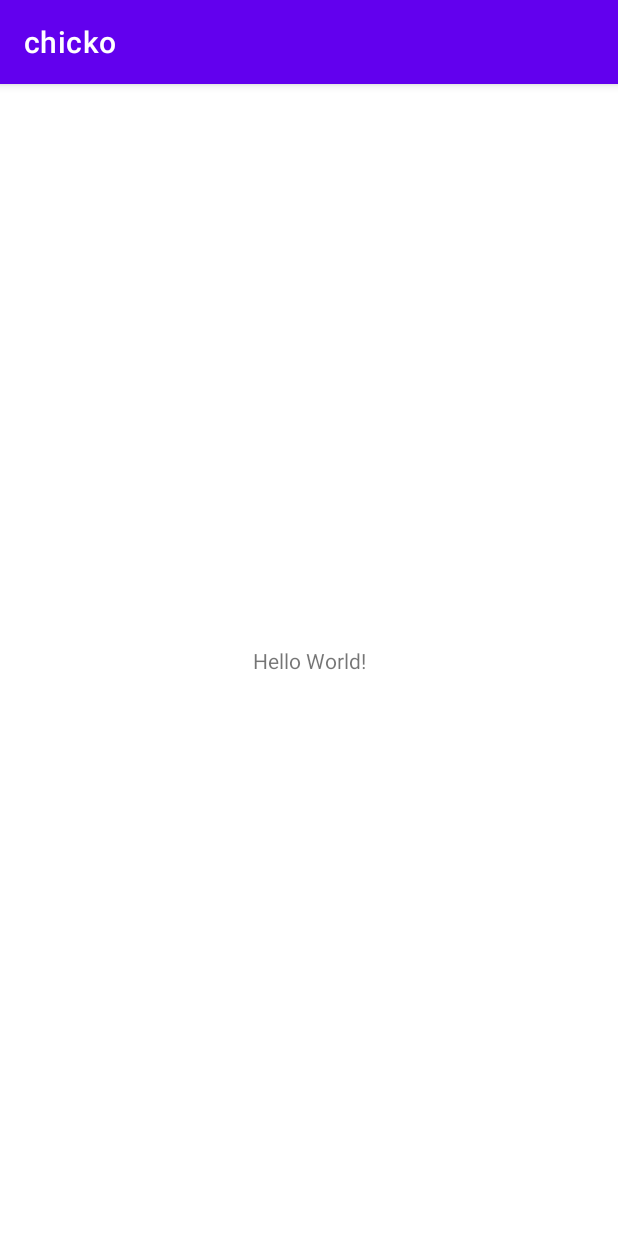
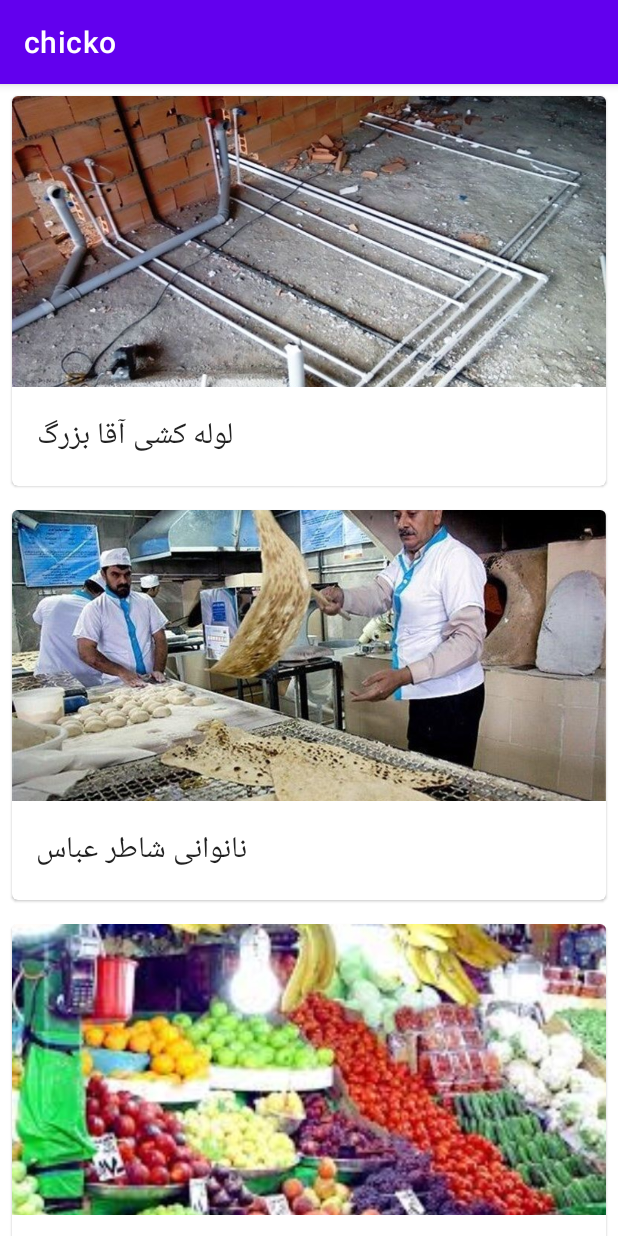
Before and after one commit to AliNazariii/chicko, an Android app: the screen it shows after launch (MainActivity), on a phone screen of 412 x 824 dp. Run offline under Robolectric (Android 15) with nearby library versions, the light colour scheme and no system bars.

Commit message:
feat: add provider items list

```diff
--- a/app/build.gradle
+++ b/app/build.gradle
@@ -37,6 +37,7 @@ dependencies {
     implementation 'androidx.appcompat:appcompat:1.3.1'
     implementation 'com.google.android.material:material:1.4.0'
     implementation 'androidx.constraintlayout:constraintlayout:2.1.1'
+    implementation 'androidx.recyclerview:recyclerview:1.2.0'
     testImplementation 'junit:junit:4.+'
     androidTestImplementation 'androidx.test.ext:junit:1.1.3'
     androidTestImplementation 'androidx.test.espresso:espresso-core:3.4.0'
--- a/app/src/main/java/com/example/chicko/MainActivity.kt
+++ b/app/src/main/java/com/example/chicko/MainActivity.kt
@@ -2,10 +2,23 @@ package com.example.chicko
 
 import androidx.appcompat.app.AppCompatActivity
 import android.os.Bundle
+import androidx.recyclerview.widget.RecyclerView
+import com.example.chicko.adapter.ProviderItemAdapter
+import com.example.chicko.data.ProviderItemsDataSource
 
 class MainActivity : AppCompatActivity() {
     override fun onCreate(savedInstanceState: Bundle?) {
         super.onCreate(savedInstanceState)
         setContentView(R.layout.activity_main)
+
+        // Initialize data.
+        val myDataset = ProviderItemsDataSource().loadProviderItems()
+
+        val recyclerView = findViewById<RecyclerView>(R.id.recycler_view)
+        recyclerView.adapter = ProviderItemAdapter(this, myDataset)
+
+        // Use this setting to improve performance if you know that changes
+        // in content do not change the layout size of the RecyclerView
+        recyclerView.setHasFixedSize(true)
     }
 }
--- /dev/null
+++ b/app/src/main/java/com/example/chicko/adapter/ProviderItemAdapter.kt
@@ -0,0 +1,51 @@
+package com.example.chicko.adapter
+
+import android.content.Context
+import android.view.LayoutInflater
+import android.view.View
+import android.view.ViewGroup
+import android.widget.ImageView
+import android.widget.TextView
+import androidx.recyclerview.widget.RecyclerView
+import com.example.chicko.R
+import com.example.chicko.model.ProviderItem
+
+class ProviderItemAdapter(
+    private val context: Context,
+    private val dataset: List<ProviderItem>
+): RecyclerView.Adapter<ProviderItemAdapter.ProviderItemViewHolder>() {
+
+    // Provide a reference to the views for each data item
+    // Complex data items may need more than one view per item, and
+    // you provide access to all the views for a data item in a view holder.
+    // Each data item is just an ProviderItem object.
+    class ProviderItemViewHolder(private val view: View): RecyclerView.ViewHolder(view) {
+        val textView: TextView = view.findViewById(R.id.item_title)
+        val imageView: ImageView = view.findViewById(R.id.item_image)
+    }
+
+    /**
+     * Create new views (invoked by the layout manager)
+     */
+    override fun onCreateViewHolder(parent: ViewGroup, viewType: Int): ProviderItemViewHolder {
+        // create a new view
+        val adapterLayout = LayoutInflater.from(parent.context)
+            .inflate(R.layout.provider_items_list, parent, false)
+
+        return ProviderItemViewHolder(adapterLayout)
+    }
+
+    /**
+     * Replace the contents of a view (invoked by the layout manager)
+     */
+    override fun onBindViewHolder(holder: ProviderItemViewHolder, position: Int) {
+        val item = dataset[position]
+        holder.textView.text = context.resources.getString(item.titleRId)
+        holder.imageView.setImageResource(item.BannerRid)
+    }
+
+    /**
+     * Return the size of your dataset (invoked by the layout manager)
+     */
+    override fun getItemCount() = dataset.size
+}
--- /dev/null
+++ b/app/src/main/java/com/example/chicko/data/ProviderItemsDataSource.kt
@@ -0,0 +1,17 @@
+package com.example.chicko.data
+
+import com.example.chicko.R
+import com.example.chicko.model.ProviderItem
+
+class ProviderItemsDataSource {
+
+    fun loadProviderItems(): List<ProviderItem> {
+        return listOf<ProviderItem>(
+            ProviderItem(R.string.title_provider1, R.drawable.banner_provider1),
+            ProviderItem(R.string.title_provider2, R.drawable.banner_provider2),
+            ProviderItem(R.string.title_provider3, R.drawable.banner_provider3),
+            ProviderItem(R.string.title_provider4, R.drawable.banner_provider4),
+            ProviderItem(R.string.title_provider5, R.drawable.banner_provider5),
+        )
+    }
+}
--- /dev/null
+++ b/app/src/main/java/com/example/chicko/model/ProviderItem.kt
@@ -0,0 +1,9 @@
+package com.example.chicko.model
+
+import androidx.annotation.DrawableRes
+import androidx.annotation.StringRes
+
+data class ProviderItem (
+    @StringRes val titleRId: Int,
+    @DrawableRes val BannerRid: Int
+)
--- a/app/src/main/res/layout/activity_main.xml
+++ b/app/src/main/res/layout/activity_main.xml
@@ -1,18 +1,16 @@
 <?xml version="1.0" encoding="utf-8"?>
-<androidx.constraintlayout.widget.ConstraintLayout xmlns:android="http://schemas.android.com/apk/res/android"
+<FrameLayout xmlns:android="http://schemas.android.com/apk/res/android"
     xmlns:app="http://schemas.android.com/apk/res-auto"
     xmlns:tools="http://schemas.android.com/tools"
     android:layout_width="match_parent"
     android:layout_height="match_parent"
     tools:context=".MainActivity">
 
-    <TextView
-        android:layout_width="wrap_content"
-        android:layout_height="wrap_content"
-        android:text="Hello World!"
-        app:layout_constraintBottom_toBottomOf="parent"
-        app:layout_constraintLeft_toLeftOf="parent"
-        app:layout_constraintRight_toRightOf="parent"
-        app:layout_constraintTop_toTopOf="parent" />
+    <androidx.recyclerview.widget.RecyclerView
+        android:id="@+id/recycler_view"
+        android:layout_width="match_parent"
+        android:layout_height="match_parent"
+        android:scrollbars="vertical"
+        app:layoutManager="LinearLayoutManager" />
 
-</androidx.constraintlayout.widget.ConstraintLayout>
+</FrameLayout>
--- /dev/null
+++ b/app/src/main/res/layout/provider_items_list.xml
@@ -0,0 +1,28 @@
+<?xml version="1.0" encoding="utf-8"?>
+<com.google.android.material.card.MaterialCardView xmlns:android="http://schemas.android.com/apk/res/android"
+    android:layout_width="match_parent"
+    android:layout_height="wrap_content"
+    android:layout_margin="8dp">
+
+    <LinearLayout
+        android:layout_width="match_parent"
+        android:layout_height="wrap_content"
+        android:orientation="vertical">
+
+        <ImageView
+            android:id="@+id/item_image"
+            android:layout_width="match_parent"
+            android:layout_height="194dp"
+            android:importantForAccessibility="no"
+            android:scaleType="centerCrop" />
+
+        <TextView
+            android:id="@+id/item_title"
+            android:layout_width="wrap_content"
+            android:layout_height="wrap_content"
+            android:padding="16dp"
+            android:textAppearance="?attr/textAppearanceHeadline6" />
+
+    </LinearLayout>
+
+</com.google.android.material.card.MaterialCardView>
--- a/app/src/main/res/values/strings.xml
+++ b/app/src/main/res/values/strings.xml
@@ -1,3 +1,8 @@
 <resources>
     <string name="app_name">chicko</string>
+    <string name="title_provider1">لوله کشی آقا بزرگ</string>
+    <string name="title_provider2">نانوانی شاطر عباس</string>
+    <string name="title_provider3">میوه‌فروشی سید</string>
+    <string name="title_provider4">تعمیرات لپ‌تاپ منچستر</string>
+    <string name="title_provider5">نظافت ساختمان با دانا</string>
 </resources>
```
Also changed, not shown: app/src/main/res/drawable/banner_provider1.jpg (added), app/src/main/res/drawable/banner_provider2.jpg (added), app/src/main/res/drawable/banner_provider3.jpg (added), app/src/main/res/drawable/banner_provider4.jpg (added), app/src/main/res/drawable/banner_provider5.jpg (added).
